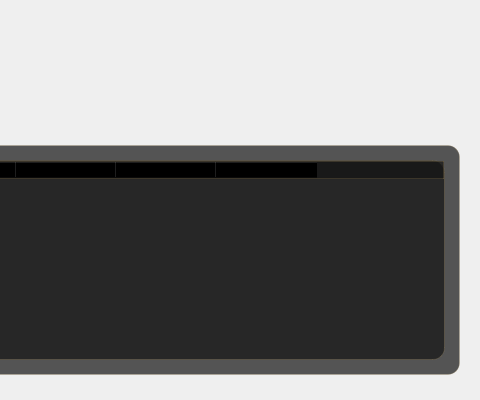
Above: QT/new_ui/weatherpanel.ui from songyc04/SmartMirror before the change; both pictures show x 420 to 900 and y 0 to 400 of the 900 by 400 pixel window. Below: the same form after it.
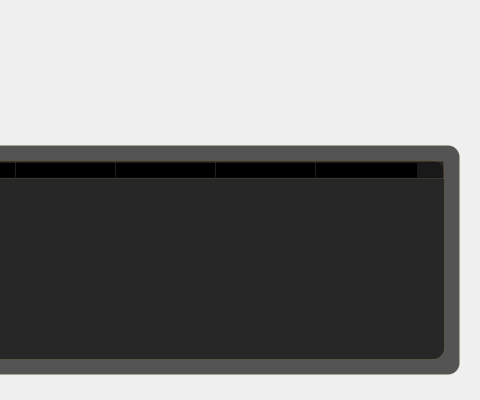
That is the form after the change.

```diff
--- a/QT/new_ui/weatherpanel.ui
+++ b/QT/new_ui/weatherpanel.ui
@@ -142,7 +142,7 @@
      <number>3</number>
     </property>
     <property name="columnCount">
-     <number>7</number>
+     <number>8</number>
     </property>
     <attribute name="verticalHeaderVisible">
      <bool>false</bool>
@@ -157,6 +157,7 @@
     <column/>
     <column/>
     <column/>
+    <column/>
    </widget>
   </widget>
  </widget>
```
